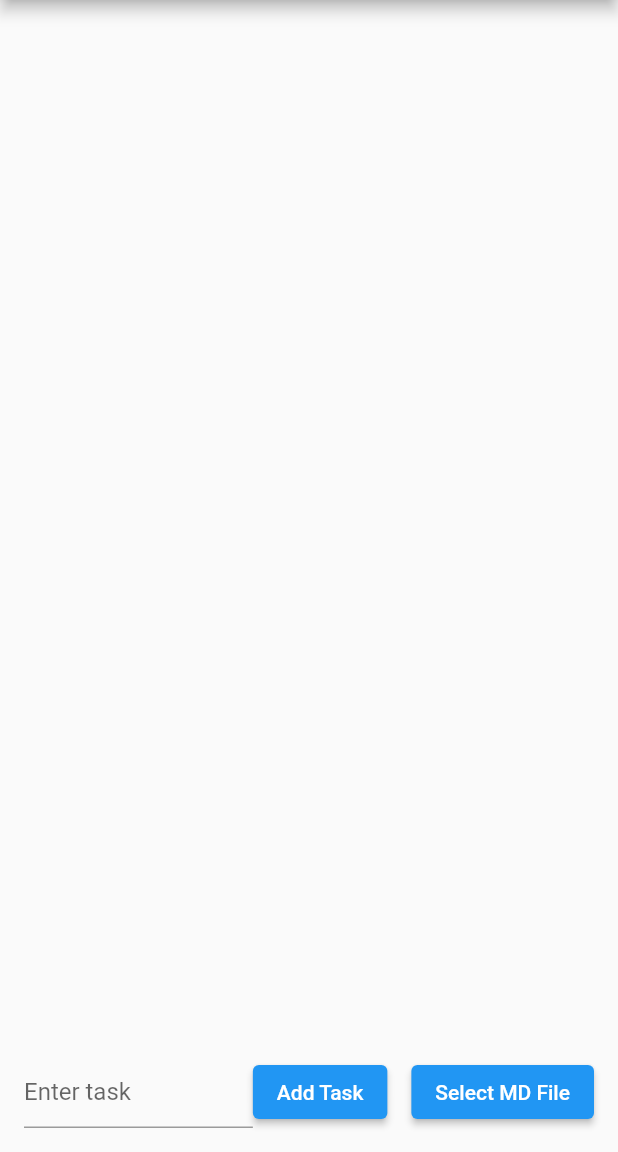
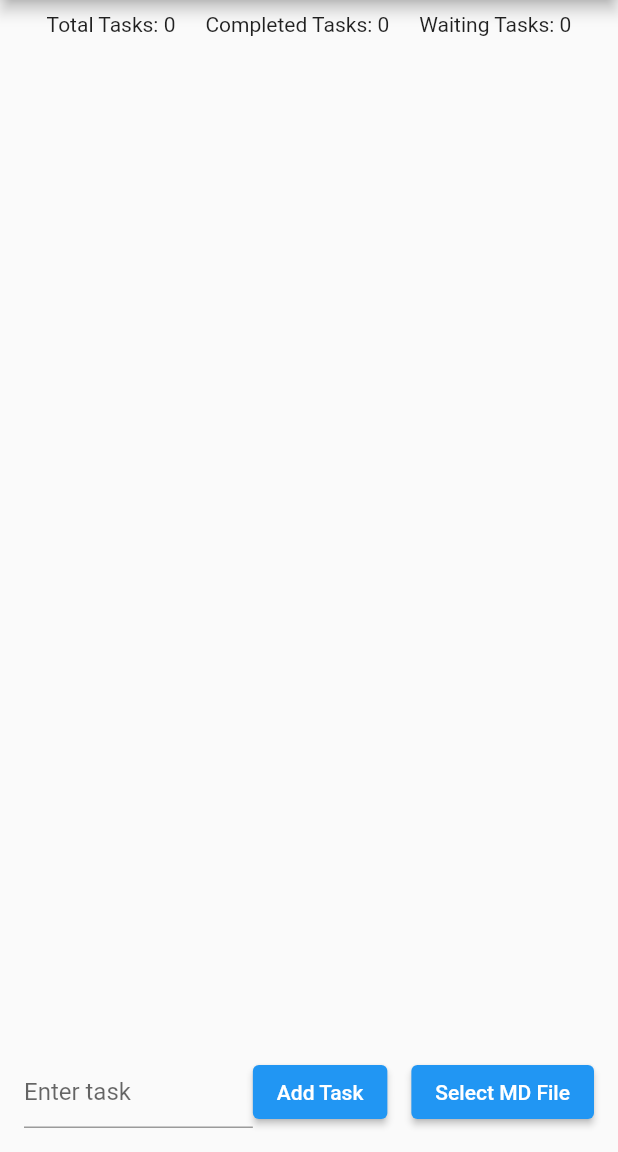
Before and after one commit to cicekhasann/TODOList, a Flutter app: the screen it shows after launch, on a phone screen of 412 x 824 dp, the part 84-1236 px from its top. Run offline on Flutter 3.47's test engine with Material 2 defaults, Android fonts, the phone set to English and light mode, and no system bars; our stand-ins replace file_picker; missing offline and left inert: markdown.

Commit message:
add task number

```diff
--- a/lib/main.dart
+++ b/lib/main.dart
@@ -55,6 +55,18 @@ class _ToDoListScreenState extends State<ToDoListScreen> {
       }
     }
     return tasks;
+  }
+
+  int _getTotalTasks() {
+    return todoList.length;
+  }
+
+  int _getCompletedTasks() {
+    return todoList.where((task) => task.isCompleted).length;
+  }
+
+  int _getWaitingTasks() {
+    return todoList.where((task) => !task.isCompleted).length;
   }
 
   void _addTask(String task) {
@@ -119,6 +131,19 @@ class _ToDoListScreenState extends State<ToDoListScreen> {
       ),
       body: Column(
         children: <Widget>[
+          Padding(
+            padding: const EdgeInsets.all(8.0),
+            child: Row(
+              mainAxisAlignment: MainAxisAlignment.center,
+              children: [
+                Text('Total Tasks: ${_getTotalTasks()}'),
+                SizedBox(width: 20),
+                Text('Completed Tasks: ${_getCompletedTasks()}'),
+                SizedBox(width: 20),
+                Text('Waiting Tasks: ${_getWaitingTasks()}'),
+              ],
+            ),
+          ),
           Expanded(
             child: ListView.builder(
               itemCount: todoList.length,
```
